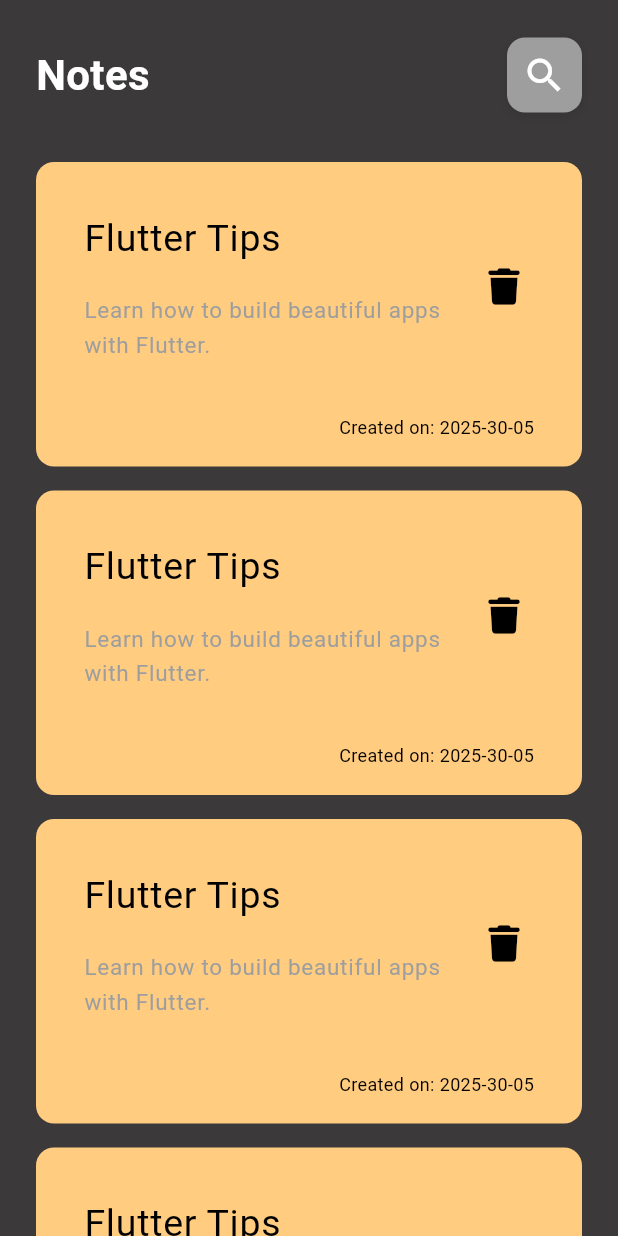
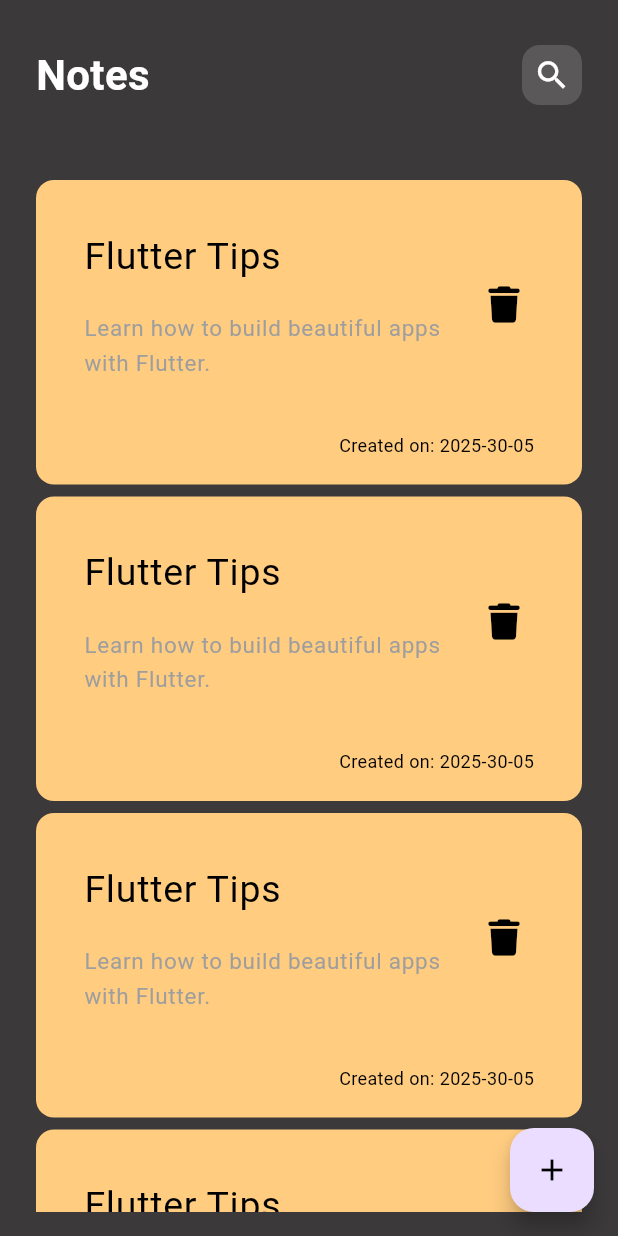
Before and after one commit to Mohandshraf/NotesApp, a Flutter app: the screen it shows after launch, on a phone screen of 412 x 824 dp. Run offline on Flutter 3.47's test engine with Material 3 defaults, Android fonts, the phone set to English and light mode, and no system bars; our stand-ins replace device_preview, font_awesome_flutter.

Commit message:
feat: update CustomSearchIcon styling, enhance NotesListView padding, and implement AddButtom for note creation

```diff
--- a/lib/views/custom_search_icon.dart
+++ b/lib/views/custom_search_icon.dart
@@ -6,20 +6,14 @@ class CustomSearchIcon extends StatelessWidget {
   @override
   Widget build(BuildContext context) {
     return Container(
-      height: 50,
-      width: 50,
+      height: 40,
+      width: 40,
       decoration: BoxDecoration(
-        color: Colors.grey,
+        color: Color.fromARGB(255, 90, 88, 88),
+
         borderRadius: BorderRadius.circular(12),
-        boxShadow: [
-          BoxShadow(
-            color: Colors.black.withOpacity(0.1),
-            blurRadius: 6,
-            offset: Offset(0, 2),
-          ),
-        ],
       ),
-      child: Icon(Icons.search, color: Colors.white, size: 30),
+      child: Icon(Icons.search, color: Colors.white, size: 25),
     );
   }
 }
--- a/lib/views/notes_list_view.dart
+++ b/lib/views/notes_list_view.dart
@@ -6,13 +6,17 @@ class NotesListView extends StatelessWidget {
 
   @override
   Widget build(BuildContext context) {
-    return ListView.builder(
-      itemBuilder: (context, index) {
-        return const Padding(
-          padding: EdgeInsets.symmetric(vertical: 8.0),
-          child: Notesitem(),
-        );
-      },
+    return Padding(
+      padding: const EdgeInsets.symmetric(vertical: 16),
+      child: ListView.builder(
+        padding: EdgeInsets.zero,
+        itemBuilder: (context, index) {
+          return const Padding(
+            padding: EdgeInsets.symmetric(vertical: 4),
+            child: Notesitem(),
+          );
+        },
+      ),
     );
   }
 }
--- a/lib/views/notes_views.dart
+++ b/lib/views/notes_views.dart
@@ -1,4 +1,5 @@
 import 'package:flutter/material.dart';
+import 'package:notes_app/views/add_note_buttom_sheet.dart';
 import 'package:notes_app/views/notes_view_body.dart';
 
 class NotesView extends StatelessWidget {
@@ -7,6 +8,17 @@ class NotesView extends StatelessWidget {
   @override
   Widget build(BuildContext context) {
     return Scaffold(
+      floatingActionButton: FloatingActionButton(
+        onPressed: () {
+          showModalBottomSheet(
+            context: context,
+            builder: (context) {
+              return AddButtom();
+            },
+          );
+        },
+        child: Icon(Icons.add, color: Colors.black),
+      ),
       backgroundColor: const Color.fromARGB(255, 59, 57, 57),
       body: NotesViewBody(),
     );
```
Also changed, not shown: lib/views/add_note_buttom_sheet.dart (added, +12 -0 lines), 1 other file.
